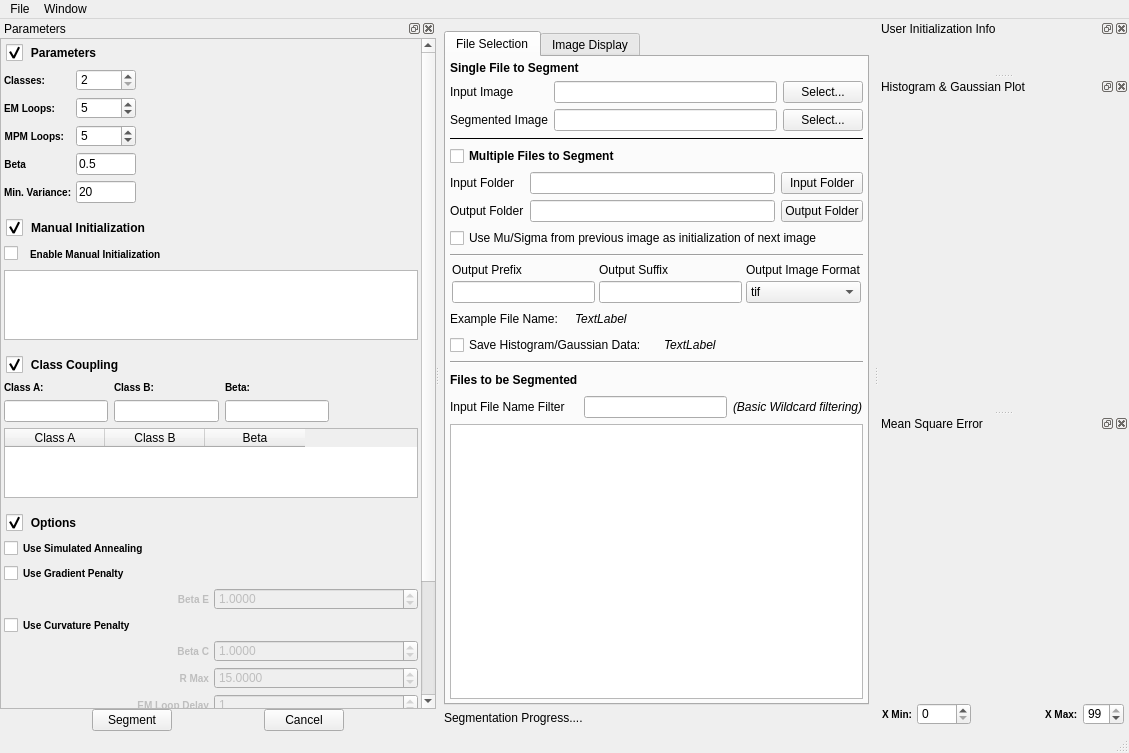
BlueQuartzSoftware/EMMPMWorkbench, file Code/EmMpmGui/UI_Files/EmMpmGui.ui: the form before one commit.
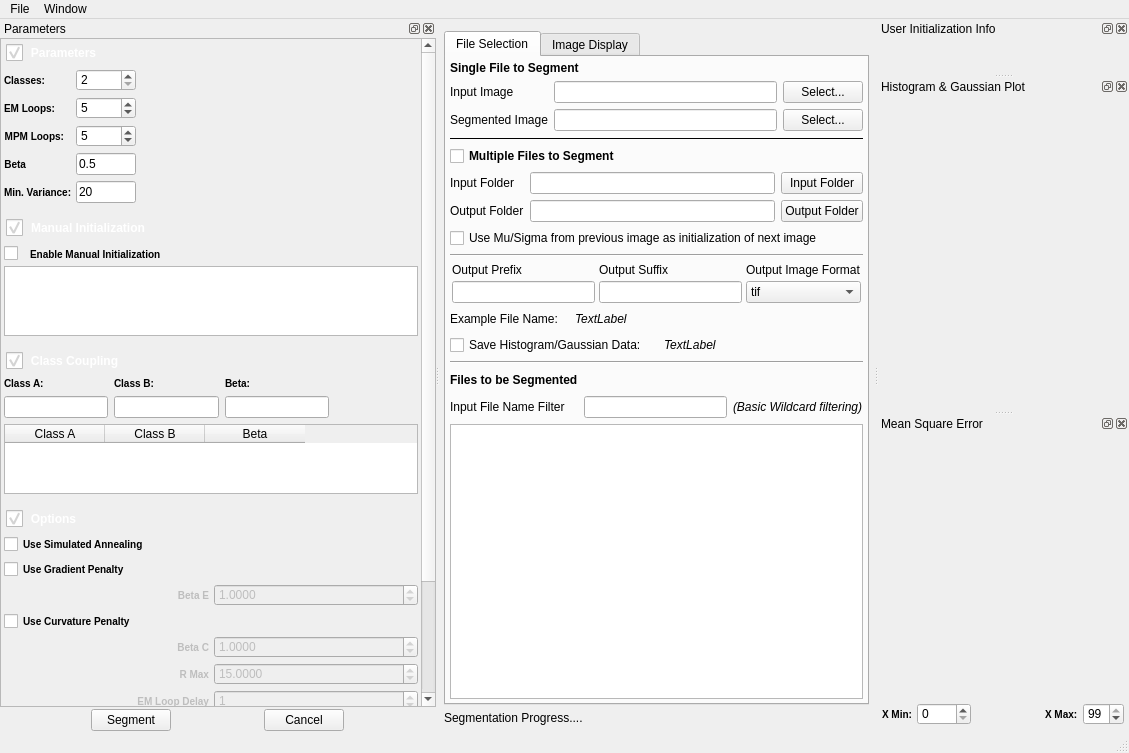
The form after the commit. Icons and pictures are not drawn. Custom widgets are drawn as their Qt base class.

Patch:
```diff
--- a/Code/EmMpmGui/UI_Files/EmMpmGui.ui
+++ b/Code/EmMpmGui/UI_Files/EmMpmGui.ui
@@ -944,7 +944,7 @@
    <property name="minimumSize">
     <size>
      <width>300</width>
-     <height>136</height>
+     <height>138</height>
     </size>
    </property>
    <property name="floating">
@@ -965,7 +965,7 @@
    <widget class="QWidget" name="dockWidgetContents">
     <layout class="QVBoxLayout" name="verticalLayout_6">
      <property name="spacing">
-      <number>0</number>
+      <number>2</number>
      </property>
      <property name="margin">
       <number>0</number>
@@ -986,8 +986,8 @@
          <rect>
           <x>0</x>
           <y>0</y>
-          <width>370</width>
-          <height>860</height>
+          <width>345</width>
+          <height>861</height>
          </rect>
         </property>
         <layout class="QVBoxLayout" name="verticalLayout_4">
@@ -1032,6 +1032,7 @@
 font-weight: bold;
 border: 0px solid gray;
 margin: 0px;
+color: white;
 }
  
 QGroupBox::title
@@ -1041,6 +1042,7 @@
 padding: 5 5px;    
 background-color: rgba(255, 255, 255, 0);
 }
+
 QGroupBox::indicator {    
 width: 17px;    
 height: 17px;
@@ -1445,6 +1447,7 @@
 font-weight: bold;
 border: 0px solid gray;
 margin: 0px;
+color: white;
 }
  
 QGroupBox::title
@@ -1454,6 +1457,7 @@
 padding: 5 5px;    
 background-color: rgba(255, 255, 255, 0);
 }
+
 QGroupBox::indicator {    
 width: 17px;    
 height: 17px;
@@ -1492,9 +1496,12 @@
             <property name="bottomMargin">
              <number>6</number>
             </property>
-            <property name="spacing">
+            <property name="horizontalSpacing">
              <number>6</number>
             </property>
+            <property name="verticalSpacing">
+             <number>2</number>
+            </property>
             <item row="1" column="0">
              <layout class="QHBoxLayout" name="horizontalLayout_2">
               <property name="spacing">
@@ -1583,6 +1590,7 @@
 font-weight: bold;
 border: 0px solid gray;
 margin: 0px;
+color: white;
 }
  
 QGroupBox::title
@@ -1812,6 +1820,7 @@
 font-weight: bold;
 border: 0px solid gray;
 margin: 0px;
+color: white;
 }
  
 QGroupBox::title
@@ -2338,6 +2347,19 @@
            </property>
           </spacer>
          </item>
+         <item>
+          <spacer name="verticalSpacer_2">
+           <property name="orientation">
+            <enum>Qt::Vertical</enum>
+           </property>
+           <property name="sizeHint" stdset="0">
+            <size>
+             <width>20</width>
+             <height>40</height>
+            </size>
+           </property>
+          </spacer>
+         </item>
         </layout>
        </widget>
       </widget>
```
Left out of the diff: 3 changed lines with no effect on the pictures.
